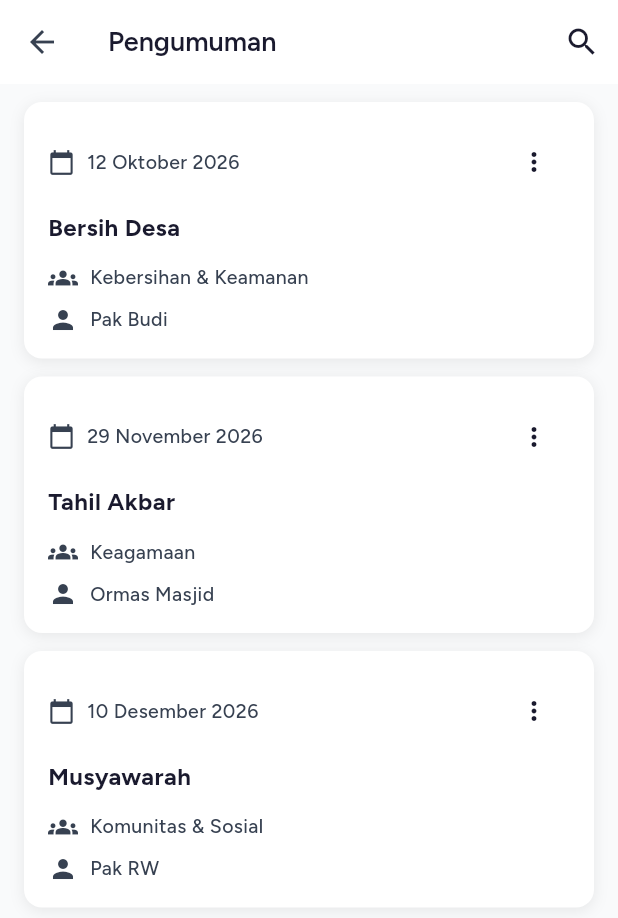
After one commit to Jawara-Land/jawara-pintar-mobile, a Flutter app: the AnnouncementScreen screen opened directly, on a phone screen of 412 x 824 dp. The commit adds this screen. Shown: the top 918 px of the screen. Run offline on Flutter 3.47's test engine with Material 3 defaults, Android fonts, the phone set to English and light mode, and no system bars; our stand-ins replace get, google_fonts.

Commit message:
feat(announcement): ✨ implement announcement & activity UI

```diff
--- a/lib/configs/routes/route.dart
+++ b/lib/configs/routes/route.dart
@@ -5,4 +5,5 @@ abstract class Routes {
   static const String loginRoute = '/login';
   static const String registerRoute = '/register';
   static const String homeRoute = '/home';
+  static const String announcementRoute = '/announcement';
 }
--- /dev/null
+++ b/lib/modules/features/announcement/bindings/announcement_binding.dart
@@ -0,0 +1,9 @@
+import 'package:get/get.dart';
+import 'package:jawara_mobile/modules/features/announcement/controllers/announcement_controller.dart';
+
+class AnnouncementBinding extends Bindings {
+  @override
+  void dependencies() {
+    Get.put(AnnouncementController());
+  }
+}
--- /dev/null
+++ b/lib/modules/features/announcement/constants/announcement_api_constant.dart
@@ -0,0 +1,3 @@
+class AnnouncementApiConstant {
+  final String example = 'example';
+}
--- /dev/null
+++ b/lib/modules/features/announcement/constants/announcement_assets_constant.dart
@@ -0,0 +1,3 @@
+class AnnouncementAssetsConstant {
+  final String example = 'example';
+}
--- /dev/null
+++ b/lib/modules/features/announcement/controllers/announcement_controller.dart
@@ -0,0 +1,5 @@
+import 'package:get/get.dart';
+
+class AnnouncementController extends GetxController {
+  static AnnouncementController get to => Get.find();
+}
--- /dev/null
+++ b/lib/modules/features/announcement/repositories/announcement_repository.dart
@@ -0,0 +1,7 @@
+import 'package:jawara_mobile/modules/features/announcement/constants/announcement_api_constant.dart';
+
+class AnnouncementRepository {
+  AnnouncementRepository._();
+
+  var apiConstant = AnnouncementApiConstant();
+}
--- /dev/null
+++ b/lib/modules/features/announcement/view/ui/announcement_screen.dart
@@ -0,0 +1,129 @@
+import 'package:flutter/material.dart';
+import 'package:jawara_mobile/shared/styles/app_styles.dart';
+
+class AnnouncementScreen extends StatelessWidget {
+  const AnnouncementScreen({super.key});
+
+  @override
+  Widget build(BuildContext context) {
+    return Scaffold(
+      backgroundColor: AppColor.background,
+      appBar: AppBar(
+        title: Text(
+          'Pengumuman',
+          style: AppTextStyle.headingSmall.copyWith(
+            fontWeight: FontWeight.w600,
+          ),
+        ),
+        actions: [
+          IconButton(
+            icon: const Icon(Icons.search, color: AppColor.textPrimary),
+            onPressed: () {},
+          ),
+        ],
+      ),
+      body: ListView(
+        padding: const EdgeInsets.symmetric(horizontal: 16, vertical: 12),
+        children: [
+          _buildAnnouncementCard(
+            date: '12 Oktober 2026',
+            title: 'Bersih Desa',
+            category: 'Kebersihan & Keamanan',
+            organizer: 'Pak Budi',
+          ),
+          const SizedBox(height: 12),
+          _buildAnnouncementCard(
+            date: '29 November 2026',
+            title: 'Tahil Akbar',
+            category: 'Keagamaan',
+            organizer: 'Ormas Masjid',
+          ),
+          const SizedBox(height: 12),
+          _buildAnnouncementCard(
+            date: '10 Desember 2026',
+            title: 'Musyawarah',
+            category: 'Komunitas & Sosial',
+            organizer: 'Pak RW',
+          ),
+        ],
+      ),
+    );
+  }
+
+  Widget _buildAnnouncementCard({
+    required String date,
+    required String title,
+    required String category,
+    required String organizer,
+  }) {
+    return Container(
+      padding: const EdgeInsets.all(16),
+      decoration: BoxDecoration(
+        color: AppColor.surface,
+        borderRadius: BorderRadius.circular(12),
+        boxShadow: [
+          BoxShadow(
+            color: AppColor.shadow,
+            blurRadius: 8,
+            offset: const Offset(0, 2),
+          ),
+        ],
+      ),
+      child: Column(
+        crossAxisAlignment: CrossAxisAlignment.start,
+        children: [
+          Row(
+            mainAxisAlignment: MainAxisAlignment.spaceBetween,
+            children: [
+              Row(
+                children: [
+                  const Icon(
+                    Icons.calendar_today,
+                    size: 18,
+                    color: AppColor.textSecondary,
+                  ),
+                  const SizedBox(width: 8),
+                  Text(date, style: AppTextStyle.bodySmall),
+                ],
+              ),
+              IconButton(
+                icon: const Icon(Icons.more_vert, size: 20),
+                onPressed: () {},
+                padding: EdgeInsets.zero,
+                constraints: const BoxConstraints(),
+              ),
+            ],
+          ),
+
+          SizedBox(height: 8),
+
+          Text(title, style: AppTextStyle.titleLarge),
+
+          SizedBox(height: 12),
+
+          Row(
+            children: [
+              Icon(Icons.groups, size: 20, color: AppColor.textSecondary),
+
+              SizedBox(width: 8),
+
+              Expanded(child: Text(category, style: AppTextStyle.bodySmall)),
+            ],
+          ),
+
+          SizedBox(height: 8),
+
+          Row(
+            children: [
+              Icon(Icons.person, size: 20, color: AppColor.textSecondary),
+
+              SizedBox(width: 8),
+
+              Expanded(child: Text(organizer, style: AppTextStyle.bodySmall)),
+            ],
+          ),
+        ],
+      ),
+    );
+  }
+}
```
